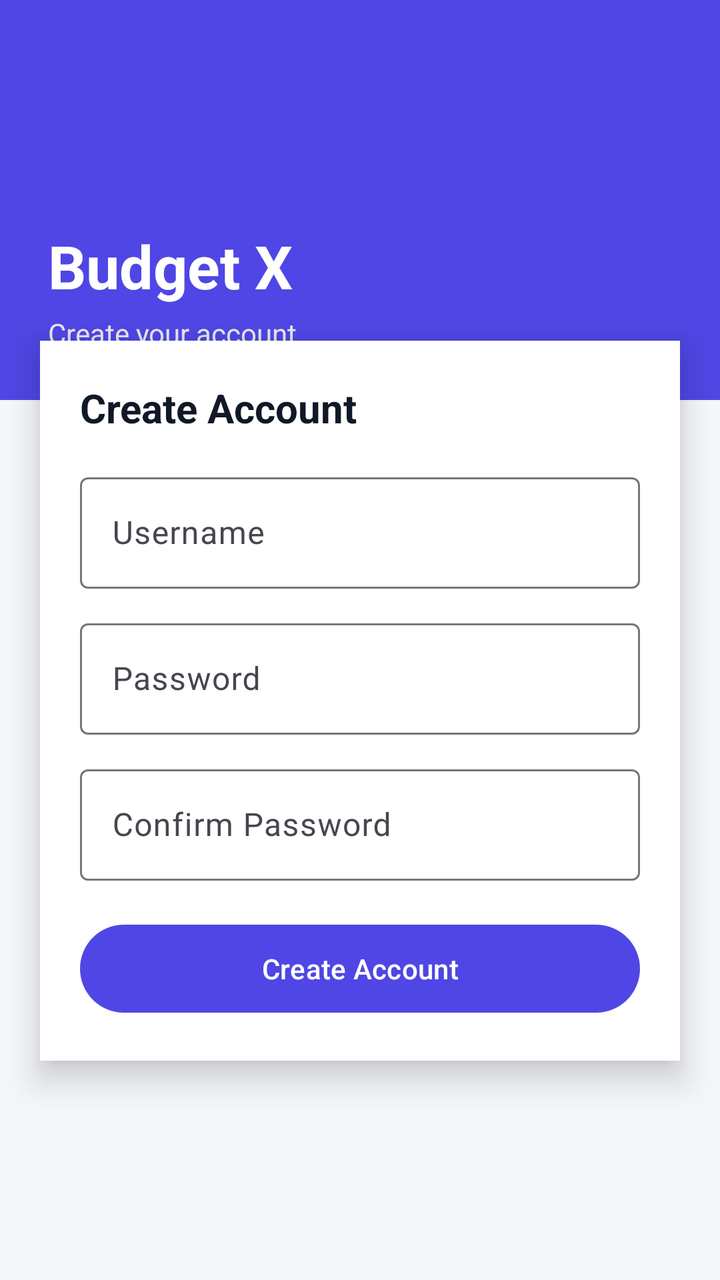
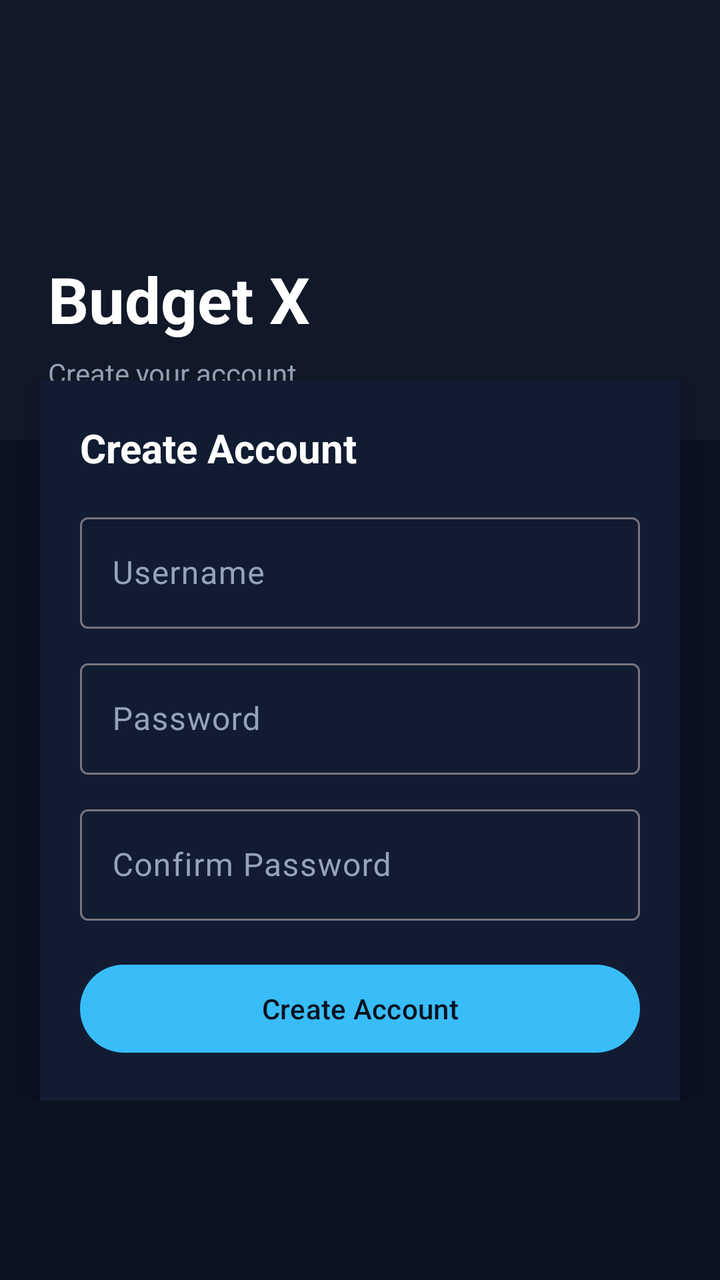

Two renders of the same Android screen: before a commit and after it. Below are the layout's source before the change and the commit's diff.
<!-- AndroidManifest.xml: application theme Theme.BudgetX -->
<!-- res/layout/activity_register.xml -->
<?xml version="1.0" encoding="utf-8"?>
<LinearLayout xmlns:android="http://schemas.android.com/apk/res/android"
    xmlns:app="http://schemas.android.com/apk/res-auto"
    android:layout_width="match_parent"
    android:layout_height="match_parent"
    android:orientation="vertical"
    android:background="#F5F7FB">

    
    <LinearLayout
        android:layout_width="match_parent"
        android:layout_height="200dp"
        android:background="#4F46E5"
        android:orientation="vertical"
        android:padding="24dp"
        android:gravity="bottom">

        <TextView
            android:layout_width="wrap_content"
            android:layout_height="wrap_content"
            android:text="Budget X"
            android:textSize="30sp"
            android:textStyle="bold"
            android:textColor="#FFFFFF"/>

        <TextView
            android:layout_width="wrap_content"
            android:layout_height="wrap_content"
            android:text="Create your account"
            android:textSize="14sp"
            android:textColor="#E5E7EB"
            android:layout_marginTop="4dp"/>
    </LinearLayout>

    
    <LinearLayout
        android:layout_width="match_parent"
        android:layout_height="wrap_content"
        android:orientation="vertical"
        android:layout_marginTop="-30dp"
        android:layout_marginLeft="20dp"
        android:layout_marginRight="20dp"
        android:background="#FFFFFF"
        android:padding="20dp"
        android:elevation="10dp">

        
        <TextView
            android:layout_width="wrap_content"
            android:layout_height="wrap_content"
            android:text="Create Account"
            android:textSize="20sp"
            android:textStyle="bold"
            android:textColor="#111827"
            android:layout_marginBottom="16dp"/>

        
        <com.google.android.material.textfield.TextInputLayout
            android:layout_width="match_parent"
            android:layout_height="wrap_content"
            android:hint="Username">

            <com.google.android.material.textfield.TextInputEditText
                android:id="@+id/etRegUsername"
                android:layout_width="match_parent"
                android:layout_height="wrap_content"/>
        </com.google.android.material.textfield.TextInputLayout>

        
        <com.google.android.material.textfield.TextInputLayout
            android:layout_width="match_parent"
            android:layout_height="wrap_content"
            android:layout_marginTop="12dp"
            android:hint="Password">

            <com.google.android.material.textfield.TextInputEditText
                android:id="@+id/etRegPassword"
                android:layout_width="match_parent"
                android:layout_height="wrap_content"
                android:inputType="textPassword"/>
        </com.google.android.material.textfield.TextInputLayout>

        
        <com.google.android.material.textfield.TextInputLayout
            android:layout_width="match_parent"
            android:layout_height="wrap_content"
            android:layout_marginTop="12dp"
            android:hint="Confirm Password">

            <com.google.android.material.textfield.TextInputEditText
                android:id="@+id/etRegConfirmPassword"
                android:layout_width="match_parent"
                android:layout_height="wrap_content"
                android:inputType="textPassword"/>
        </com.google.android.material.textfield.TextInputLayout>

        
        <com.google.android.material.button.MaterialButton
            android:id="@+id/btnRegister"
            android:layout_width="match_parent"
            android:layout_height="52dp"
            android:text="Create Account"
            android:textColor="#FFFFFF"
            app:backgroundTint="#4F46E5"
            android:layout_marginTop="18dp"/>

    </LinearLayout>

</LinearLayout>
<!-- resources referenced by this layout -->
<resources>
  <style name="Theme.BudgetX" parent="Base.Theme.BudgetX" />
  <style name="Base.Theme.BudgetX" parent="Theme.Material3.DayNight.NoActionBar">
          
          
      </style>
</resources>

<!-- the commit's change to res/layout/activity_register.xml (unified diff, before → after) -->
@@ -1,109 +1,121 @@
 <?xml version="1.0" encoding="utf-8"?>
-<LinearLayout xmlns:android="http://schemas.android.com/apk/res/android"
+<ScrollView xmlns:android="http://schemas.android.com/apk/res/android"
     xmlns:app="http://schemas.android.com/apk/res-auto"
     android:layout_width="match_parent"
     android:layout_height="match_parent"
-    android:orientation="vertical"
-    android:background="#F5F7FB">
+    android:background="#0B1220">
 
-    
-    <LinearLayout
-        android:layout_width="match_parent"
-        android:layout_height="200dp"
-        android:background="#4F46E5"
-        android:orientation="vertical"
-        android:padding="24dp"
-        android:gravity="bottom">
-
-        <TextView
-            android:layout_width="wrap_content"
-            android:layout_height="wrap_content"
-            android:text="Budget X"
-            android:textSize="30sp"
-            android:textStyle="bold"
-            android:textColor="#FFFFFF"/>
-
-        <TextView
-            android:layout_width="wrap_content"
-            android:layout_height="wrap_content"
-            android:text="Create your account"
-            android:textSize="14sp"
-            android:textColor="#E5E7EB"
-            android:layout_marginTop="4dp"/>
-    </LinearLayout>
-
-    
     <LinearLayout
         android:layout_width="match_parent"
         android:layout_height="wrap_content"
-        android:orientation="vertical"
-        android:layout_marginTop="-30dp"
-        android:layout_marginLeft="20dp"
-        android:layout_marginRight="20dp"
-        android:background="#FFFFFF"
-        android:padding="20dp"
-        android:elevation="10dp">
+        android:orientation="vertical">
 
         
-        <TextView
-            android:layout_width="wrap_content"
-            android:layout_height="wrap_content"
-            android:text="Create Account"
-            android:textSize="20sp"
-            android:textStyle="bold"
-            android:textColor="#111827"
-            android:layout_marginBottom="16dp"/>
+        <LinearLayout
+            android:layout_width="match_parent"
+            android:layout_height="220dp"
+            android:background="#111827"
+            android:orientation="vertical"
+            android:padding="24dp"
+            android:gravity="bottom">
+
+            <TextView
+                android:layout_width="wrap_content"
+                android:layout_height="wrap_content"
+                android:text="Budget X"
+                android:textSize="32sp"
+                android:textStyle="bold"
+                android:textColor="#FFFFFF"/>
+
+            <TextView
+                android:layout_width="wrap_content"
+                android:layout_height="wrap_content"
+                android:text="Create your account"
+                android:textSize="14sp"
+                android:textColor="#94A3B8"
+                android:layout_marginTop="6dp"/>
+        </LinearLayout>
 
         
-        <com.google.android.material.textfield.TextInputLayout
+        <LinearLayout
             android:layout_width="match_parent"
             android:layout_height="wrap_content"
-            android:hint="Username">
+            android:orientation="vertical"
+            android:layout_marginTop="-30dp"
+            android:layout_marginLeft="20dp"
+            android:layout_marginRight="20dp"
+            android:background="#111C33"
+            android:padding="20dp"
+            android:elevation="10dp">
 
-            <com.google.android.material.textfield.TextInputEditText
-                android:id="@+id/etRegUsername"
-                android:layout_width="match_parent"
-                android:layout_height="wrap_content"/>
-        </com.google.android.material.textfield.TextInputLayout>
+            
+            <TextView
+                android:layout_width="wrap_content"
+                android:layout_height="wrap_content"
+                android:text="Create Account"
+                android:textSize="20sp"
+                android:textStyle="bold"
+                android:textColor="#FFFFFF"
+                android:layout_marginBottom="16dp"/>
 
-        
-        <com.google.android.material.textfield.TextInputLayout
-            android:layout_width="match_parent"
-            android:layout_height="wrap_content"
-            android:layout_marginTop="12dp"
-            android:hint="Password">
-
-            <com.google.android.material.textfield.TextInputEditText
-                android:id="@+id/etRegPassword"
+            
+            <com.google.android.material.textfield.TextInputLayout
                 android:layout_width="match_parent"
                 android:layout_height="wrap_content"
-                android:inputType="textPassword"/>
-        </com.google.android.material.textfield.TextInputLayout>
+                android:hint="Username"
+                android:textColorHint="#94A3B8">
 
-        
-        <com.google.android.material.textfield.TextInputLayout
-            android:layout_width="match_parent"
-            android:layout_height="wrap_content"
-            android:layout_marginTop="12dp"
-            android:hint="Confirm Password">
+                <com.google.android.material.textfield.TextInputEditText
+                    android:id="@+id/etRegUsername"
+                    android:layout_width="match_parent"
+                    android:layout_height="wrap_content"
+                    android:textColor="#FFFFFF"/>
+            </com.google.android.material.textfield.TextInputLayout>
 
-            <com.google.android.material.textfield.TextInputEditText
-                android:id="@+id/etRegConfirmPassword"
+            
+            <com.google.android.material.textfield.TextInputLayout
                 android:layout_width="match_parent"
                 android:layout_height="wrap_content"
-                android:inputType="textPassword"/>
-        </com.google.android.material.textfield.TextInputLayout>
+                android:layout_marginTop="12dp"
+                android:hint="Password"
+                android:textColorHint="#94A3B8">
 
-        
-        <com.google.android.material.button.MaterialButton
-            android:id="@+id/btnRegister"
-            android:layout_width="match_parent"
-            android:layout_height="52dp"
-            android:text="Create Account"
-            android:textColor="#FFFFFF"
-            app:backgroundTint="#4F46E5"
-            android:layout_marginTop="18dp"/>
+                <com.google.android.material.textfield.TextInputEditText
+                    android:id="@+id/etRegPassword"
+                    android:layout_width="match_parent"
+                    android:layout_height="wrap_content"
+                    android:inputType="textPassword"
+                    android:textColor="#FFFFFF"/>
+            </com.google.android.material.textfield.TextInputLayout>
+
+            
+            <com.google.android.material.textfield.TextInputLayout
+                android:layout_width="match_parent"
+                android:layout_height="wrap_content"
+                android:layout_marginTop="12dp"
+                android:hint="Confirm Password"
+                android:textColorHint="#94A3B8">
+
+                <com.google.android.material.textfield.TextInputEditText
+                    android:id="@+id/etRegConfirmPassword"
+                    android:layout_width="match_parent"
+                    android:layout_height="wrap_content"
+                    android:inputType="textPassword"
+                    android:textColor="#FFFFFF"/>
+            </com.google.android.material.textfield.TextInputLayout>
+
+            
+            <com.google.android.material.button.MaterialButton
+                android:id="@+id/btnRegister"
+                android:layout_width="match_parent"
+                android:layout_height="52dp"
+                android:text="Create Account"
+                android:textColor="#0B1220"
+                app:backgroundTint="#38BDF8"
+                android:layout_marginTop="18dp"/>
+
+        </LinearLayout>
 
     </LinearLayout>
 
-</LinearLayout>
+</ScrollView>
